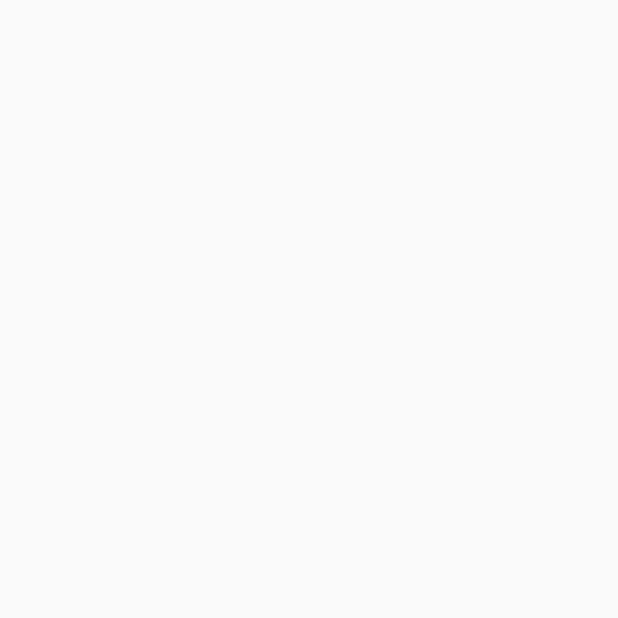
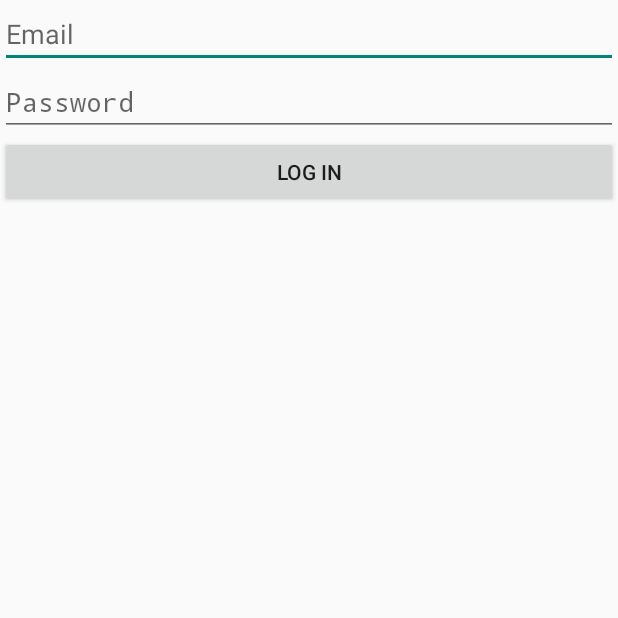
Before and after one commit to davidyorr/dropcards-android, an Android app: the screen it shows after launch (LoginActivity), on a phone screen of 412 x 824 dp, the top half of it. Before the commit the part shown is empty. Run offline under Robolectric (Android 15) with nearby library versions, the phone set to English and light mode, and no system bars; our stand-ins replace ButterKnife, Dagger/Hilt's generated code.

Commit message:
Add email and password fields and a log in button

```diff
--- a/app/src/main/java/com/mangoshine/mangocards/MangocardsAppComponent.java
+++ b/app/src/main/java/com/mangoshine/mangocards/MangocardsAppComponent.java
@@ -4,9 +4,6 @@ import com.mangoshine.mangocards.ui.LoginActivity;
 import dagger.Component;
 import javax.inject.Singleton;
 
-/**
- *
- */
 @Singleton
 @Component(modules = MangocardsModule.class)
 public interface MangocardsAppComponent {
--- a/app/src/main/res/layout/activity_login.xml
+++ b/app/src/main/res/layout/activity_login.xml
@@ -4,4 +4,24 @@
     android:layout_width="match_parent"
     android:layout_height="match_parent">
 
+    <EditText
+        android:id="@+id/email_field"
+        android:layout_width="match_parent"
+        android:layout_height="wrap_content"
+        android:hint="@string/email"
+        />
+    <EditText
+        android:id="@+id/password_field"
+        android:layout_width="match_parent"
+        android:layout_height="wrap_content"
+        android:hint="@string/password"
+        android:inputType="textPassword"
+        />
+    <Button
+        android:id="@+id/login_button"
+        android:layout_width="match_parent"
+        android:layout_height="wrap_content"
+        android:text="@string/login"
+        />
+
 </LinearLayout>
--- a/app/src/main/res/values/strings.xml
+++ b/app/src/main/res/values/strings.xml
@@ -1,3 +1,7 @@
 <resources>
   <string name="app_name">Mangocards</string>
+
+  <string name="email">Email</string>
+  <string name="password">Password</string>
+  <string name="login">Log In</string>
 </resources>
```
